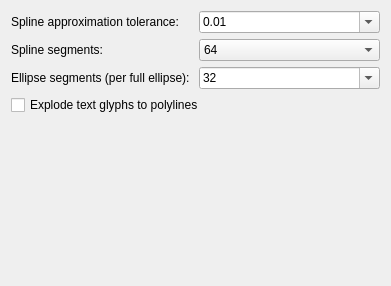
Old version of the form scripts/Modify/Explode/PreferencesPage.ui in the repository qcad/qcad.
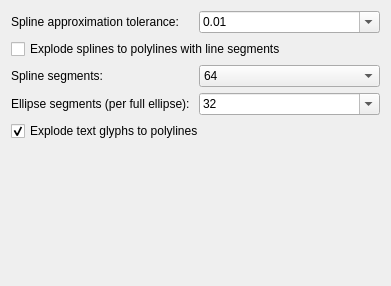
New version of the form.

Commit message: explode texts to polylines with arc segments

What changed in the file:
```diff
--- a/scripts/Modify/Explode/PreferencesPage.ui
+++ b/scripts/Modify/Explode/PreferencesPage.ui
@@ -13,7 +13,7 @@
   <layout class="QVBoxLayout" name="verticalLayout">
    <item>
     <layout class="QGridLayout" name="gridLayout">
-     <item row="1" column="1">
+     <item row="2" column="1">
       <widget class="QComboBox" name="SplineSegments">
        <property name="currentIndex">
         <number>5</number>
@@ -110,7 +110,7 @@
        </item>
       </widget>
      </item>
-     <item row="2" column="1">
+     <item row="3" column="1">
       <widget class="QComboBox" name="EllipseSegments">
        <property name="editable">
         <bool>true</bool>
@@ -177,24 +177,34 @@
        </property>
       </widget>
      </item>
-     <item row="1" column="0">
+     <item row="4" column="0" colspan="2">
+      <widget class="QCheckBox" name="TextToPolylines">
+       <property name="text">
+        <string>Explode text glyphs to polylines</string>
+       </property>
+       <property name="checked">
+        <bool>true</bool>
+       </property>
+      </widget>
+     </item>
+     <item row="2" column="0">
       <widget class="QLabel" name="label_3">
        <property name="text">
         <string>Spline segments:</string>
        </property>
       </widget>
      </item>
-     <item row="2" column="0">
+     <item row="3" column="0">
       <widget class="QLabel" name="label_2">
        <property name="text">
         <string>Ellipse segments (per full ellipse):</string>
        </property>
       </widget>
      </item>
-     <item row="3" column="0" colspan="2">
-      <widget class="QCheckBox" name="TextToPolylines">
+     <item row="1" column="0" colspan="2">
+      <widget class="QCheckBox" name="SplinesToLineSegments">
        <property name="text">
-        <string>Explode text glyphs to polylines</string>
+        <string>Explode splines to polylines with line segments</string>
        </property>
       </widget>
      </item>
```
The commit also changes 1 other file.
